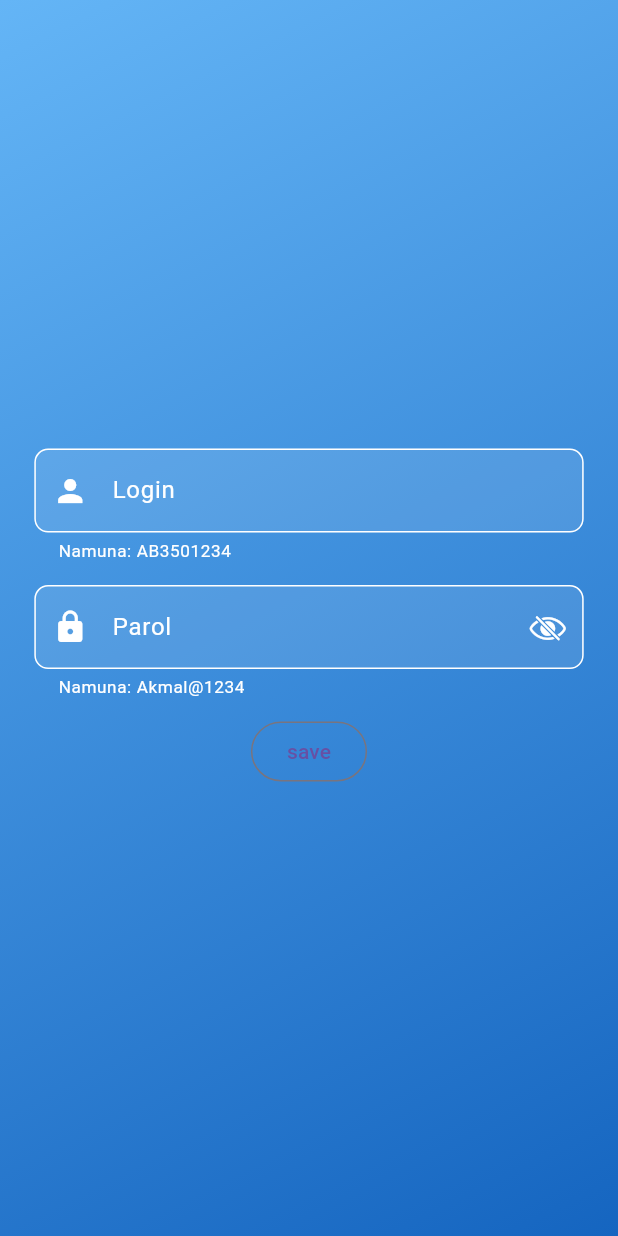
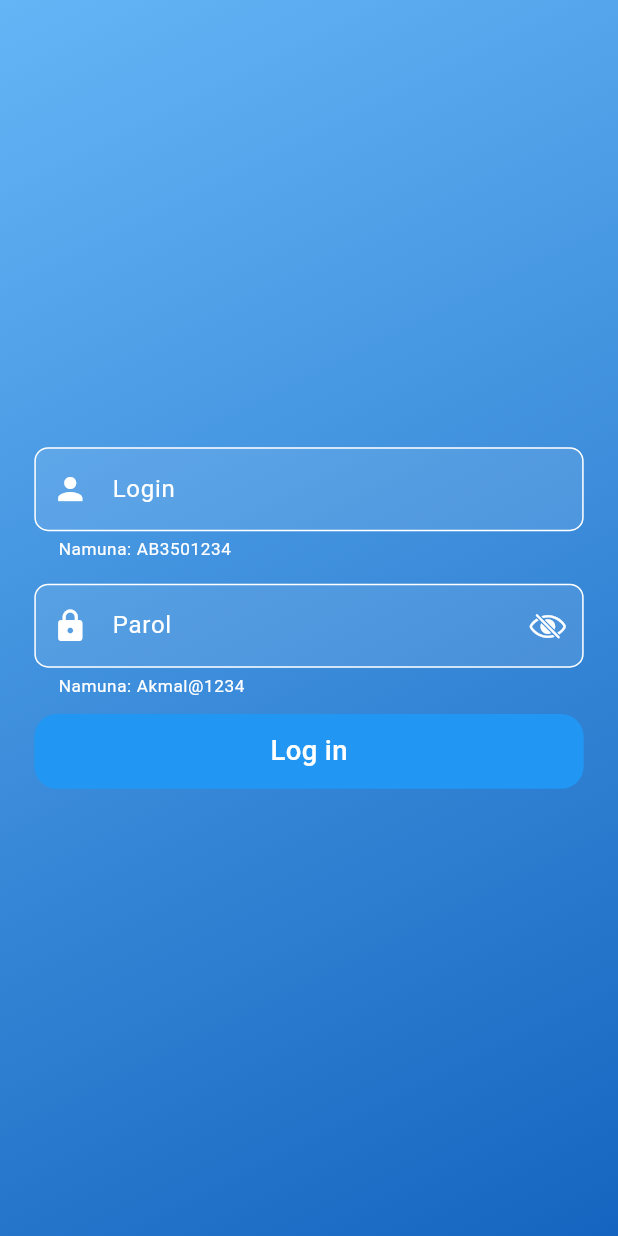
Before and after one commit to Warning-Team/SavdoSanoatApp, a Flutter app: the screen it shows after launch, on a phone screen of 412 x 824 dp. Run offline on Flutter 3.47's test engine with Material 3 defaults, Android fonts, the phone set to English and light mode, and no system bars; our stand-ins replace flutter_screenutil, gap.

Commit message:
login botton

```diff
--- a/lib/controllers/users_controller.dart
+++ b/lib/controllers/users_controller.dart
@@ -0,0 +1,3 @@
+class UsersController {
+
+}
--- a/lib/views/screens/login_screen.dart
+++ b/lib/views/screens/login_screen.dart
@@ -51,6 +51,7 @@ class _LoginScreenState extends State<LoginScreen> {
             key: formkey,
             child: Column(
               mainAxisAlignment: MainAxisAlignment.center,
+              crossAxisAlignment: CrossAxisAlignment.stretch,
               children: [
                 TextFormField(
                   decoration: InputDecoration(
@@ -86,6 +87,7 @@ class _LoginScreenState extends State<LoginScreen> {
                 ),
                 const SizedBox(height: 16.0),
                 TextFormField(
+
                   obscureText: isPasswordVisablety,
                   decoration: InputDecoration(
                     labelText: 'Parol',
@@ -129,7 +131,18 @@ class _LoginScreenState extends State<LoginScreen> {
                   },
                 ),
                 Gap(10.h),
-                OutlinedButton(onPressed: saveLogin, child: Text("save"))
+                InkWell(
+                  onTap: saveLogin,
+                  child: Container(
+                    alignment: Alignment.center,
+                    padding: EdgeInsets.all(10.h),
+                    decoration: BoxDecoration(borderRadius: BorderRadius.circular(15), color: Colors.blue),
+                    child: Text(
+                      "Log in",
+                      style: TextStyle(fontSize: 16.sp, fontWeight: FontWeight.w500, color: Colors.white),
+                    ),
+                  ),
+                )
               ],
             ),
           ),
```
Also changed, not shown: lib/views/screens/onboarding_screen.dart (+8 -11 lines).
